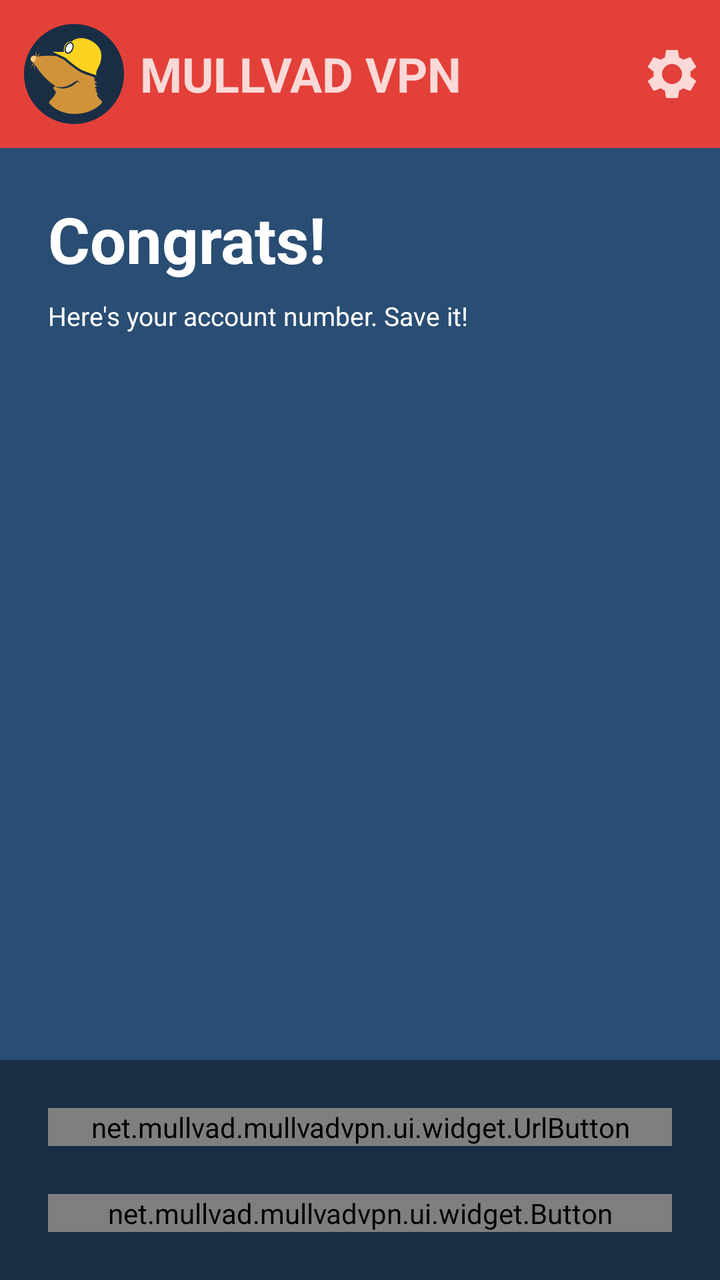
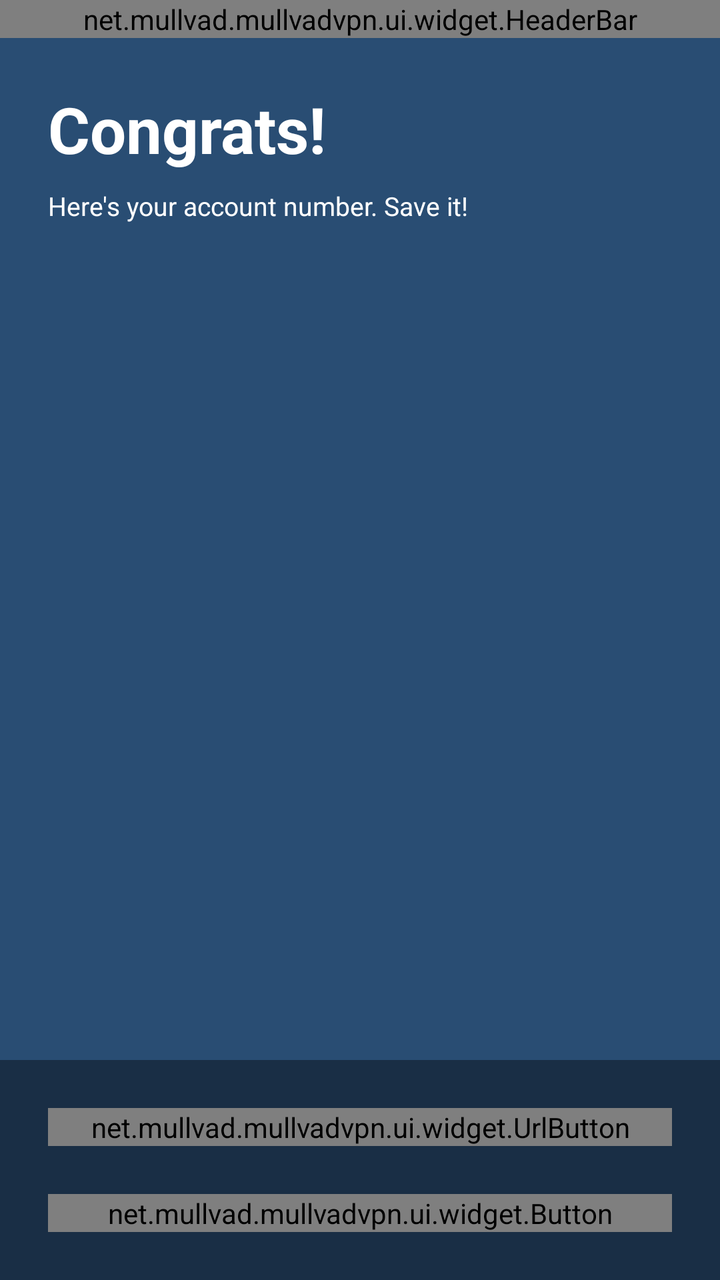

An Android layout rendered at two revisions. The XML below is the earlier revision; the diff shows what the commit changed to produce the second picture.
<!-- AndroidManifest.xml: application theme AppTheme -->
<!-- res/layout/welcome.xml -->
<RelativeLayout xmlns:android="http://schemas.android.com/apk/res/android"
                xmlns:mullvad="http://schemas.android.com/apk/res-auto"
                android:layout_width="match_parent"
                android:layout_height="match_parent">
    <LinearLayout android:id="@+id/header_bar"
                  android:layout_width="match_parent"
                  android:layout_height="wrap_content"
                  android:layout_alignParentTop="true"
                  android:orientation="horizontal"
                  android:gravity="center_vertical"
                  android:background="@color/red"
                  android:elevation="0.5dp">
        <ImageView android:layout_width="50dp"
                   android:layout_height="50dp"
                   android:layout_marginLeft="12dp"
                   android:layout_marginVertical="12dp"
                   android:layout_weight="0"
                   android:src="@drawable/logo_icon" />
        <TextView android:layout_width="wrap_content"
                  android:layout_height="wrap_content"
                  android:layout_marginHorizontal="8dp"
                  android:layout_marginVertical="12dp"
                  android:layout_weight="1"
                  android:textColor="@color/white80"
                  android:textSize="24sp"
                  android:textStyle="bold"
                  android:text="@string/app_name"
                  android:textAllCaps="true" />
        <ImageButton android:id="@+id/settings"
                     android:layout_width="wrap_content"
                     android:layout_height="match_parent"
                     android:layout_weight="0"
                     android:paddingHorizontal="12dp"
                     android:background="?android:attr/selectableItemBackground"
                     android:src="@drawable/icon_settings" />
    </LinearLayout>
    <ScrollView android:layout_width="match_parent"
                android:layout_height="match_parent"
                android:layout_alignParentBottom="true"
                android:layout_below="@id/header_bar"
                android:fillViewport="true">
        <LinearLayout android:layout_width="match_parent"
                      android:layout_height="match_parent"
                      android:orientation="vertical">
            <TextView android:layout_width="wrap_content"
                      android:layout_height="wrap_content"
                      android:layout_marginHorizontal="24dp"
                      android:layout_marginTop="24dp"
                      android:textColor="@color/white"
                      android:textSize="32sp"
                      android:textStyle="bold"
                      android:text="@string/congrats" />
            <TextView android:layout_width="wrap_content"
                      android:layout_height="wrap_content"
                      android:layout_marginHorizontal="24dp"
                      android:layout_marginTop="8dp"
                      android:layout_marginBottom="11dp"
                      android:textColor="@color/white"
                      android:textSize="13sp"
                      android:text="@string/here_is_your_account_number" />
            <TextView android:id="@+id/account_number"
                      android:layout_width="match_parent"
                      android:layout_height="wrap_content"
                      android:paddingHorizontal="24dp"
                      android:paddingVertical="11dp"
                      android:clickable="true"
                      android:background="?android:attr/selectableItemBackground"
                      android:textColor="@color/white"
                      android:textSize="24sp"
                      android:textStyle="bold"
                      android:text="" />
            <TextView android:id="@+id/pay_to_start_using"
                      android:layout_width="wrap_content"
                      android:layout_height="wrap_content"
                      android:layout_marginHorizontal="24dp"
                      android:layout_marginTop="11dp"
                      android:textColor="@color/white"
                      android:textSize="13sp" />
            <Space android:layout_width="match_parent"
                   android:layout_height="0dp"
                   android:layout_weight="1" />
            <LinearLayout android:layout_width="match_parent"
                          android:layout_height="wrap_content"
                          android:layout_marginTop="16dp"
                          android:orientation="vertical"
                          android:padding="24dp"
                          android:background="@color/darkBlue">
                <net.mullvad.mullvadvpn.ui.widget.UrlButton android:id="@+id/buy_credit"
                                                            android:layout_width="match_parent"
                                                            android:layout_height="wrap_content"
                                                            android:layout_marginBottom="24dp"
                                                            mullvad:buttonColor="green"
                                                            mullvad:text="@string/buy_credit"
                                                            mullvad:url="@string/account_url"
                                                            mullvad:withToken="true" />
                <net.mullvad.mullvadvpn.ui.widget.Button android:id="@+id/redeem_voucher"
                                                         android:layout_width="match_parent"
                                                         android:layout_height="wrap_content"
                                                         mullvad:buttonColor="green"
                                                         mullvad:text="@string/redeem_voucher" />
            </LinearLayout>
        </LinearLayout>
    </ScrollView>
</RelativeLayout>
<!-- resources referenced by this layout -->
<resources>
  <color name="darkBlue">#192E45</color>
  <color name="red">#FFE34039</color>
  <color name="white">#FFFFFF</color>
  <color name="white80">#CCFFFFFF</color>
  <!-- drawable icon_settings (drawable) -->
  <vector xmlns:android="http://schemas.android.com/apk/res/android"
          android:width="24dp"
          android:height="24dp"
          android:viewportWidth="24"
          android:viewportHeight="24">
      <path android:pathData="M21.2552,12C21.2552,12.408 21.2182,12.792 21.1688,13.176L23.7719,15.156C24.0063,15.336 24.068,15.66 23.9199,15.924L21.4526,20.076C21.3045,20.34 20.9838,20.448 20.7001,20.34L17.6282,19.14C16.9867,19.608 16.2959,20.016 15.5433,20.316L15.0745,23.496C15.0375,23.784 14.7785,24 14.4701,24L9.5354,24C9.227,24 8.9679,23.784 8.9309,23.496L8.4621,20.316C7.7096,20.016 7.0187,19.62 6.3772,19.14L3.3054,20.34C3.034,20.436 2.7009,20.34 2.5529,20.076L0.0855,15.924C-0.0625,15.66 -0.0008,15.336 0.2336,15.156L2.8366,13.176C2.7873,12.792 2.7502,12.396 2.7502,12C2.7502,11.604 2.7873,11.208 2.8366,10.824L0.2336,8.844C-0.0008,8.664 -0.0748,8.34 0.0855,8.076L2.5529,3.924C2.7009,3.66 3.0217,3.552 3.3054,3.66L6.3772,4.86C7.0187,4.392 7.7096,3.984 8.4621,3.684L8.9309,0.504C8.9679,0.216 9.227,0 9.5354,0L14.4701,0C14.7785,0 15.0375,0.216 15.0745,0.504L15.5433,3.684C16.2959,3.984 16.9867,4.38 17.6282,4.86L20.7001,3.66C20.9715,3.564 21.3046,3.66 21.4526,3.924L23.9199,8.076C24.068,8.34 24.0063,8.664 23.7719,8.844L21.1688,10.824C21.2182,11.208 21.2552,11.592 21.2552,12ZM12,17C14.7571,17 17,14.7571 17,12C17,9.2429 14.7571,7 12,7C9.2429,7 7,9.2429 7,12C7,14.7571 9.2429,17 12,17Z"
            android:strokeWidth="1"
            android:fillColor="#FFFFFF"
            android:fillAlpha="0.8"
            android:fillType="evenOdd"
            android:strokeColor="#00000000" />
  </vector>
  <!-- drawable logo_icon: png bitmap (drawable-hdpi, 3962 bytes) -->
  <string name="account_url">https://mullvad.net/en/account</string>
  <string name="app_name">Mullvad VPN</string>
  <string name="buy_credit">Buy credit</string>
  <string name="congrats">Congrats!</string>
  <string name="here_is_your_account_number">Here\'s your account number. Save it!</string>
  <string name="redeem_voucher">Redeem voucher</string>
  <style name="AppTheme" parent="Theme.AppCompat.NoActionBar">
          <item name="colorPrimary">@color/colorPrimary</item>
          <item name="android:windowBackground">@color/blue</item>
      </style>
  <color name="colorPrimary">#294D73</color>
  <color name="blue">#294D73</color>
</resources>

<!-- the commit's change to res/layout/welcome.xml (unified diff, before → after) -->
@@ -2,38 +2,9 @@
                 xmlns:mullvad="http://schemas.android.com/apk/res-auto"
                 android:layout_width="match_parent"
                 android:layout_height="match_parent">
-    <LinearLayout android:id="@+id/header_bar"
-                  android:layout_width="match_parent"
-                  android:layout_height="wrap_content"
-                  android:layout_alignParentTop="true"
-                  android:orientation="horizontal"
-                  android:gravity="center_vertical"
-                  android:background="@color/red"
-                  android:elevation="0.5dp">
-        <ImageView android:layout_width="50dp"
-                   android:layout_height="50dp"
-                   android:layout_marginLeft="12dp"
-                   android:layout_marginVertical="12dp"
-                   android:layout_weight="0"
-                   android:src="@drawable/logo_icon" />
-        <TextView android:layout_width="wrap_content"
-                  android:layout_height="wrap_content"
-                  android:layout_marginHorizontal="8dp"
-                  android:layout_marginVertical="12dp"
-                  android:layout_weight="1"
-                  android:textColor="@color/white80"
-                  android:textSize="24sp"
-                  android:textStyle="bold"
-                  android:text="@string/app_name"
-                  android:textAllCaps="true" />
-        <ImageButton android:id="@+id/settings"
-                     android:layout_width="wrap_content"
-                     android:layout_height="match_parent"
-                     android:layout_weight="0"
-                     android:paddingHorizontal="12dp"
-                     android:background="?android:attr/selectableItemBackground"
-                     android:src="@drawable/icon_settings" />
-    </LinearLayout>
+    <net.mullvad.mullvadvpn.ui.widget.HeaderBar android:id="@+id/header_bar"
+                                                android:layout_width="match_parent"
+                                                android:layout_height="wrap_content" />
     <ScrollView android:layout_width="match_parent"
                 android:layout_height="match_parent"
                 android:layout_alignParentBottom="true"
<!-- resource entries referenced after the edit -->
@@ -1,25 +1,8 @@
 <!-- resources referenced by this layout -->
 <resources>
   <color name="darkBlue">#192E45</color>
-  <color name="red">#FFE34039</color>
   <color name="white">#FFFFFF</color>
-  <color name="white80">#CCFFFFFF</color>
-  <!-- drawable icon_settings (drawable) -->
-  <vector xmlns:android="http://schemas.android.com/apk/res/android"
-          android:width="24dp"
-          android:height="24dp"
-          android:viewportWidth="24"
-          android:viewportHeight="24">
-      <path android:pathData="M21.2552,12C21.2552,12.408 21.2182,12.792 21.1688,13.176L23.7719,15.156C24.0063,15.336 24.068,15.66 23.9199,15.924L21.4526,20.076C21.3045,20.34 20.9838,20.448 20.7001,20.34L17.6282,19.14C16.9867,19.608 16.2959,20.016 15.5433,20.316L15.0745,23.496C15.0375,23.784 14.7785,24 14.4701,24L9.5354,24C9.227,24 8.9679,23.784 8.9309,23.496L8.4621,20.316C7.7096,20.016 7.0187,19.62 6.3772,19.14L3.3054,20.34C3.034,20.436 2.7009,20.34 2.5529,20.076L0.0855,15.924C-0.0625,15.66 -0.0008,15.336 0.2336,15.156L2.8366,13.176C2.7873,12.792 2.7502,12.396 2.7502,12C2.7502,11.604 2.7873,11.208 2.8366,10.824L0.2336,8.844C-0.0008,8.664 -0.0748,8.34 0.0855,8.076L2.5529,3.924C2.7009,3.66 3.0217,3.552 3.3054,3.66L6.3772,4.86C7.0187,4.392 7.7096,3.984 8.4621,3.684L8.9309,0.504C8.9679,0.216 9.227,0 9.5354,0L14.4701,0C14.7785,0 15.0375,0.216 15.0745,0.504L15.5433,3.684C16.2959,3.984 16.9867,4.38 17.6282,4.86L20.7001,3.66C20.9715,3.564 21.3046,3.66 21.4526,3.924L23.9199,8.076C24.068,8.34 24.0063,8.664 23.7719,8.844L21.1688,10.824C21.2182,11.208 21.2552,11.592 21.2552,12ZM12,17C14.7571,17 17,14.7571 17,12C17,9.2429 14.7571,7 12,7C9.2429,7 7,9.2429 7,12C7,14.7571 9.2429,17 12,17Z"
-            android:strokeWidth="1"
-            android:fillColor="#FFFFFF"
-            android:fillAlpha="0.8"
-            android:fillType="evenOdd"
-            android:strokeColor="#00000000" />
-  </vector>
-  <!-- drawable logo_icon: png bitmap (drawable-hdpi, 3962 bytes) -->
   <string name="account_url">https://mullvad.net/en/account</string>
-  <string name="app_name">Mullvad VPN</string>
   <string name="buy_credit">Buy credit</string>
   <string name="congrats">Congrats!</string>
   <string name="here_is_your_account_number">Here\'s your account number. Save it!</string>
